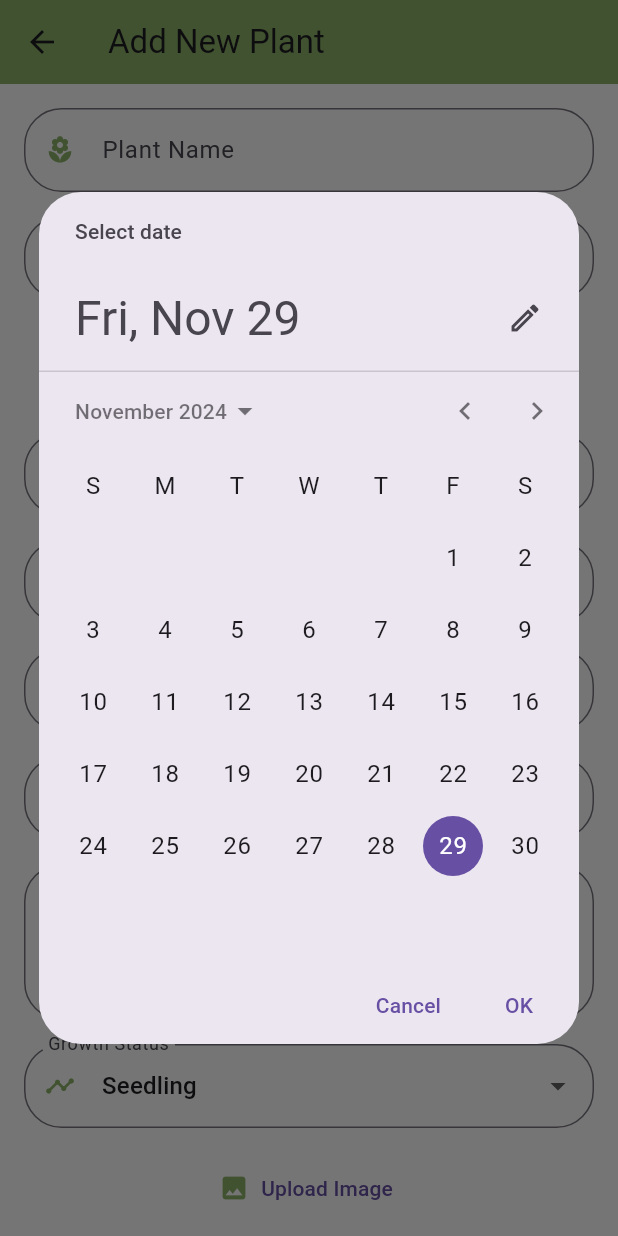
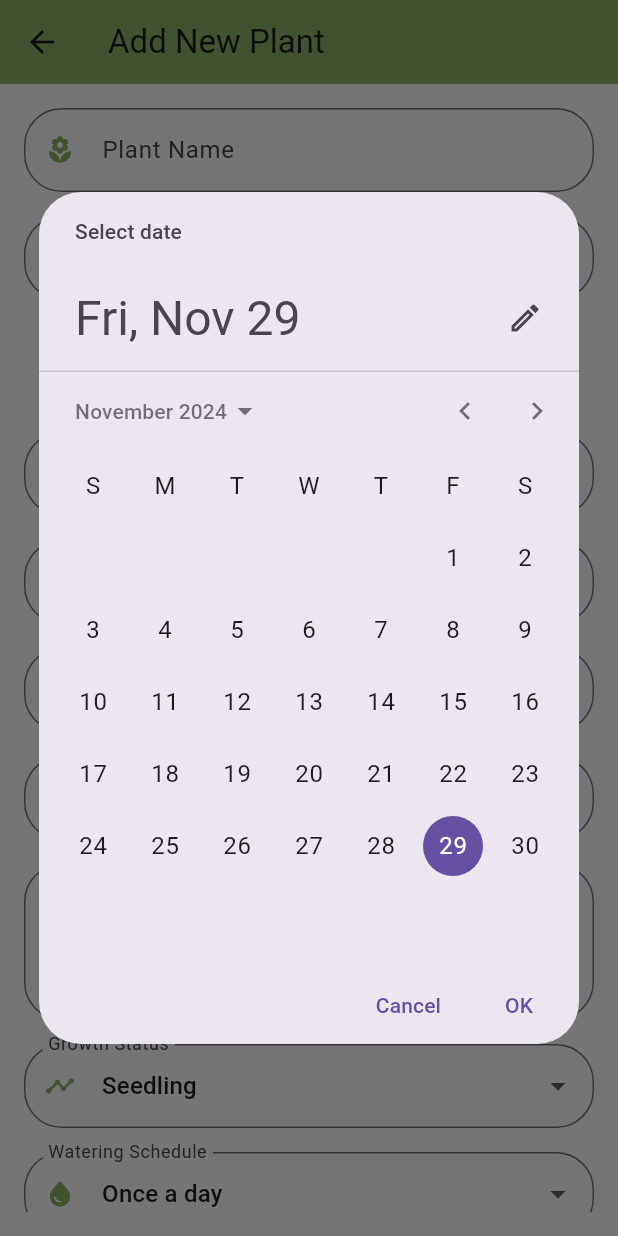
Before and after one commit to ej-aan/GrowPlants, a Flutter app: the GardenPlannerScreen screen opened by its route, after a tap on "Select Planting Date", on a phone screen of 412 x 824 dp. Run offline on Flutter 3.47's test engine with Material 3 defaults, Android fonts, the phone set to English and light mode, and no system bars; our stand-ins replace shared_preferences; accounts and stored records are empty.

Commit message:
Update garden-planner dan garden-manager

```diff
--- a/lib/screens/home/garden_manager/models/plant_model.dart
+++ b/lib/screens/home/garden_manager/models/plant_model.dart
@@ -2,26 +2,87 @@ class Plant {
   final String id;
   String name;
   String type;
+  String? size;  // Optional: Adding size for the plant (Small, Medium, Large)
+  String? waterSchedule;  // Optional: Adding watering schedule info (Once a day, etc.)
+  DateTime? plantingDate; // Optional: Date when the plant was planted
+  String? soil; // Optional: Soil type (Well-drained, Sandy, etc.)
+  String? light; // Optional: Light requirement (Full Sun, Shade, etc.)
+  String? status; // Optional: Growth status (Seedling, Growing, Mature)
+  String? notes;  // Optional: Notes or care tips for the plant
 
   Plant({
     required this.id,
     required this.name,
     required this.type,
+    this.size,
+    this.waterSchedule,
+    this.plantingDate,
+    this.soil,
+    this.light,
+    this.status,
+    this.notes,  // Add notes as an optional parameter
   });
 
+  // Convert Plant object to JSON (for saving to database or API)
   Map<String, dynamic> toJson() {
     return {
       'id': id,
       'name': name,
       'type': type,
+      'size': size,
+      'waterSchedule': waterSchedule,
+      'plantingDate': plantingDate?.toIso8601String(),  // Convert DateTime to String
+      'soil': soil,
+      'light': light,
+      'status': status,
+      'notes': notes,  // Add notes to the JSON conversion
     };
   }
 
+  // Create a Plant object from JSON (for loading from database or API)
   factory Plant.fromJson(Map<String, dynamic> json) {
     return Plant(
       id: json['id'],
       name: json['name'],
       type: json['type'],
+      size: json['size'],
+      waterSchedule: json['waterSchedule'],
+      plantingDate: json['plantingDate'] != null
+          ? DateTime.parse(json['plantingDate'])
+          : null,  // Convert String to DateTime if it exists
+      soil: json['soil'],
+      light: json['light'],
+      status: json['status'],
+      notes: json['notes'],  // Add notes while parsing from JSON
     );
   }
+
+  // Optional: Method to update certain fields (e.g., editing a plant's name or type)
+  void update({
+    String? newName,
+    String? newType,
+    String? newSize,
+    String? newWaterSchedule,
+    DateTime? newPlantingDate,
+    String? newSoil,
+    String? newLight,
+    String? newStatus,
+    String? newNotes,  // Add newNotes parameter for updating notes
+  }) {
+    if (newName != null) name = newName;
+    if (newType != null) type = newType;
+    if (newSize != null) size = newSize;
+    if (newWaterSchedule != null) waterSchedule = newWaterSchedule;
+    if (newPlantingDate != null) plantingDate = newPlantingDate;
+    if (newSoil != null) soil = newSoil;
+    if (newLight != null) light = newLight;
+    if (newStatus != null) status = newStatus;
+    if (newNotes != null) notes = newNotes;  // Update the notes field
+  }
+
+  // Optional: Helper method to print a nice string representation of the plant
+  @override
+  String toString() {
+    return 'Plant{id: $id, name: $name, type: $type, size: $size, light: $light, status: $status, notes: $notes}';
+  }
 }
--- a/lib/screens/home/garden_planner/garden_planner_screen.dart
+++ b/lib/screens/home/garden_planner/garden_planner_screen.dart
@@ -1,9 +1,10 @@
 import 'package:flutter/material.dart';
-import 'package:image_picker/image_picker.dart';
-import 'dart:io';
+import 'package:growplants/services/data_service.dart';  // Pastikan untuk mengimpor DataService
+import 'package:growplants/screens/home/garden_manager/models/plant_model.dart';    // Pastikan untuk mengimpor model Plant
 
 class GardenPlannerScreen extends StatefulWidget {
-  const GardenPlannerScreen({super.key});
+  final Plant? plant;  // Menambahkan final untuk parameter plant
+  const GardenPlannerScreen({super.key, this.plant});  // Pastikan untuk menerima parameter plant dalam konstruktor
 
   @override
   _GardenPlannerScreenState createState() => _GardenPlannerScreenState();
@@ -20,17 +21,54 @@ class _GardenPlannerScreenState extends State<GardenPlannerScreen> {
   String _selectedSoil = 'Well-drained';
   String _selectedStatus = 'Seedling';
   DateTime? _plantingDate;
-  File? _image;
+  String _selectedWaterSchedule = 'Once a day'; // New field for water schedule
 
   final Color _iconColor = const Color(0xFF8CB369);
 
-  Future<void> _pickImage() async {
-    final pickedFile = await ImagePicker().pickImage(source: ImageSource.gallery);
+  @override
+  void initState() {
+    super.initState();
 
-    if (pickedFile != null) {
-      setState(() {
-        _image = File(pickedFile.path);
-      });
+    // If a plant is provided (i.e., for editing), populate the fields
+    if (widget.plant != null) {
+      _nameController.text = widget.plant!.name;
+      _selectedType = widget.plant!.type;
+      _selectedSize = widget.plant!.size ?? 'Small';  // Default to 'Small' if null
+      _selectedWaterSchedule = widget.plant!.waterSchedule ?? 'Once a day'; // Default to 'Once a day' if null
+      _selectedLight = widget.plant!.light ?? 'Full Sun';  // Default to 'Full Sun' if null
+      _selectedSoil = widget.plant!.soil ?? 'Well-drained';  // Default to 'Well-drained' if null
+      _selectedStatus = widget.plant!.status ?? 'Seedling';  // Default to 'Seedling' if null
+      _plantingDate = widget.plant!.plantingDate;
+
+      // Hanya set nilai notes di controller
+      _notesController.text = widget.plant!.notes ?? '';  // Pastikan untuk mengganti dengan notes yang sesungguhnya
+    }
+  }
+
+  // Save plant to the database (via DataService)
+  void _savePlant() {
+    if (_formKey.currentState?.validate() ?? false) {
+      final newPlant = Plant(
+        id: widget.plant?.id ?? DateTime.now().toString(),  // Use existing ID if editing, else generate a new one
+        name: _nameController.text,
+        type: _selectedType,
+        size: _selectedSize,
+        waterSchedule: _selectedWaterSchedule,
+        plantingDate: _plantingDate,
+        soil: _selectedSoil,
+        light: _selectedLight,
+        notes: _notesController.text,
+        status: _selectedStatus,
+      );
+
+      // Save the plant using DataService (handle both add and update scenarios)
+      if (widget.plant == null) {
+        DataService().addPlant(newPlant);  // Add new plant
+      } else {
+        DataService().updatePlant(newPlant);  // Update existing plant
+      }
+
+      Navigator.pop(context);
     }
   }
 
@@ -143,23 +181,18 @@ class _GardenPlannerScreenState extends State<GardenPlannerScreen> {
                 },
               ),
               const SizedBox(height: 16),
-              _image == null
-                  ? TextButton.icon(
-                      onPressed: _pickImage,
-                      icon: Icon(Icons.image, color: _iconColor, size: 20),
-                      label: Text('Upload Image'),
-                    )
-                  : Column(
-                      children: [
-                        Image.file(_image!),
-                        TextButton(
-                          onPressed: _pickImage,
-                          child: Text('Change Image'),
-                        ),
-                      ],
-                    ),
+              _buildDropdownField(
+                label: 'Watering Schedule',
+                value: _selectedWaterSchedule,
+                icon: Icons.water_drop,
+                items: ['Once a day', 'Twice a day', 'Every other day', 'Once a week'],
+                onChanged: (value) {
+                  setState(() {
+                    _selectedWaterSchedule = value!;
+                  });
+                },
+              ),
               const SizedBox(height: 24),
-
               ElevatedButton(
                 style: ElevatedButton.styleFrom(
                   backgroundColor: const Color(0xFFF4A259),
@@ -181,6 +214,7 @@ class _GardenPlannerScreenState extends State<GardenPlannerScreen> {
     );
   }
 
+  // Helper method for building text fields
   Widget _buildTextField({
     required TextEditingController controller,
     required String label,
@@ -211,6 +245,7 @@ class _GardenPlannerScreenState extends State<GardenPlannerScreen> {
     );
   }
 
+  // Helper method for building dropdown fields
   Widget _buildDropdownField({
     required String label,
     required String value,
@@ -220,6 +255,13 @@ class _GardenPlannerScreenState extends State<GardenPlannerScreen> {
   }) {
     return DropdownButtonFormField<String>(
       value: value,
+      onChanged: onChanged,
+      items: items.map((item) {
+        return DropdownMenuItem<String>(
+          value: item,
+          child: Text(item),
+        );
+      }).toList(),
       decoration: InputDecoration(
         labelText: label,
         prefixIcon: Icon(icon, color: _iconColor, size: 20),
@@ -232,36 +274,28 @@ class _GardenPlannerScreenState extends State<GardenPlannerScreen> {
           borderSide: BorderSide(color: _iconColor, width: 1),
         ),
       ),
-      items: items
-          .map((item) => DropdownMenuItem(
-                value: item,
-                child: Text(item),
-              ))
-          .toList(),
-      onChanged: onChanged,
+      validator: (value) {
+        if (value?.isEmpty ?? true) {
+          return 'Please select $label';
+        }
+        return null;
+      },
     );
   }
 
-
+  // Function to pick a date
   Future<void> _pickDate() async {
-    DateTime? pickedDate = await showDatePicker(
+    final DateTime? picked = await showDatePicker(
       context: context,
-      initialDate: DateTime.now(),
+      initialDate: _plantingDate ?? DateTime.now(),
       firstDate: DateTime(2000),
       lastDate: DateTime(2101),
     );
-    if (pickedDate != null && pickedDate != _plantingDate) {
+
+    if (picked != null && picked != _plantingDate) {
       setState(() {
-        _plantingDate = pickedDate;
+        _plantingDate = picked;
       });
     }
   }
-
-
-  void _savePlant() {
-    if (_formKey.currentState?.validate() ?? false) {
-
-      Navigator.pop(context);
-    }
-  }
 }
```
Also changed, not shown: lib/screens/home/garden_manager/garden_manager_screen.dart (+11 -7 lines), pubspec.lock.
